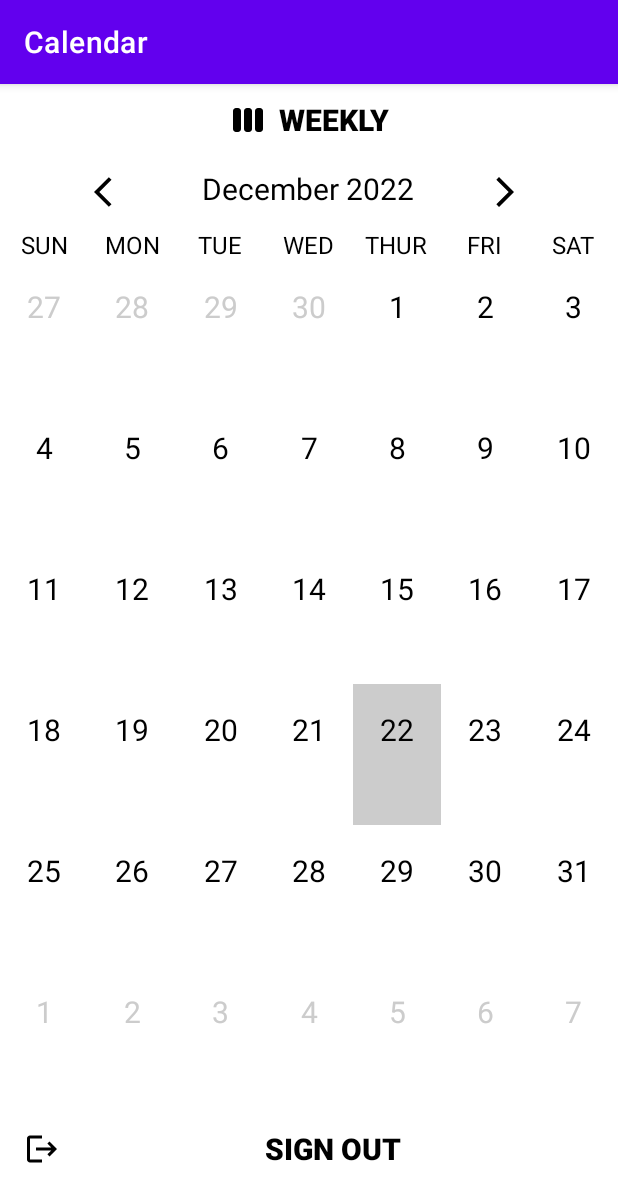
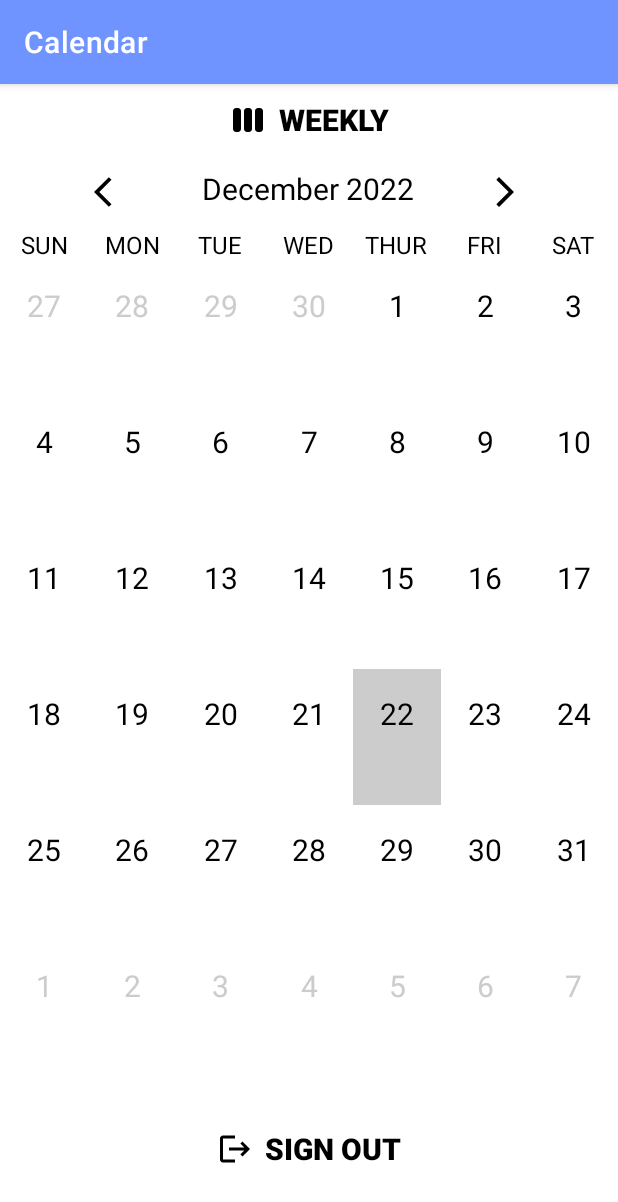
Before and after one commit to CianHerlo/CalendarApp, an Android app: the MainActivity screen opened directly, with no data from a screen before it, on a phone screen of 412 x 824 dp. Shown: the top 1202 px of the screen. Run offline under Robolectric (Android 15) with nearby library versions, the phone set to English and light mode, and no system bars; our stand-ins replace Firebase (no records; nobody signed in at launch, a user with empty details on screens opened directly).

Commit message:
Adjusting Minor Appearances with theme

```diff
--- a/app/src/main/java/com/r00205604/calendar/CalendarAdapter.java
+++ b/app/src/main/java/com/r00205604/calendar/CalendarAdapter.java
@@ -27,7 +27,7 @@ class CalendarAdapter extends RecyclerView.Adapter<CalendarViewHolder> {
         View view = inflater.inflate(R.layout.calendar_cell, parent, false);
         ViewGroup.LayoutParams layoutParams = view.getLayoutParams();
         if(days.size() > 15) {  //month view
-            layoutParams.height = (int) (parent.getHeight() * 0.166666666);
+            layoutParams.height = (int) (parent.getHeight() * 0.16);
         } else {  // week view
             layoutParams.height = (int) parent.getHeight();
         }
--- a/app/src/main/res/layout/activity_main.xml
+++ b/app/src/main/res/layout/activity_main.xml
@@ -49,7 +49,7 @@
             android:layout_width="0dp"
             android:layout_height="wrap_content"
             android:layout_weight="2"
-            android:text="Month &amp; Year"
+            android:text="@string/month_amp_year"
             android:textAlignment="center"
             android:textColor="?android:attr/colorForeground"
             android:textSize="20sp" />
@@ -169,6 +169,7 @@
             android:textSize="20sp"
             android:textStyle="bold"
             app:icon="@drawable/ic_baseline_logout_24"
+            app:iconGravity="textStart"
             app:iconTint="?android:attr/colorForeground"
             tools:ignore="RedundantDescriptionCheck" />
     </LinearLayout>
--- a/app/src/main/res/values-night/themes.xml
+++ b/app/src/main/res/values-night/themes.xml
@@ -2,15 +2,15 @@
     <!-- Base application theme. -->
     <style name="Theme.CalendarApp" parent="Theme.MaterialComponents.DayNight.DarkActionBar">
         <!-- Primary brand color. -->
-        <item name="colorPrimary">@color/purple_200</item>
-        <item name="colorPrimaryVariant">@color/purple_700</item>
+        <item name="colorPrimary">@color/purple_500</item>
+        <item name="colorPrimaryVariant">@color/purple_500</item>
         <item name="colorOnPrimary">@color/black</item>
         <!-- Secondary brand color. -->
         <item name="colorSecondary">@color/teal_200</item>
         <item name="colorSecondaryVariant">@color/teal_200</item>
         <item name="colorOnSecondary">@color/black</item>
         <!-- Status bar color. -->
-        <item name="android:statusBarColor">?attr/colorPrimaryVariant</item>
+        <item name="android:statusBarColor">@color/black</item>
         <!-- Customize your theme here. -->
     </style>
 </resources>
--- a/app/src/main/res/values/colors.xml
+++ b/app/src/main/res/values/colors.xml
@@ -1,8 +1,8 @@
 <?xml version="1.0" encoding="utf-8"?>
 <resources>
-    <color name="purple_200">#FFBB86FC</color>
-    <color name="purple_500">#FF6200EE</color>
-    <color name="purple_700">#FF3700B3</color>
+    <color name="purple_200">#6F94FF</color>
+    <color name="purple_500">#6F94FF</color>
+    <color name="purple_700">#6F94FF</color>
     <color name="teal_200">#FF03DAC5</color>
     <color name="teal_700">#FF018786</color>
     <color name="black">#FF000000</color>
--- a/app/src/main/res/values/strings.xml
+++ b/app/src/main/res/values/strings.xml
@@ -50,4 +50,5 @@
     <!--  Image Descriptions  -->
     <string name="email_image">Image of Email Icon</string>
     <string name="password_image">Image of Password Icon</string>
+    <string name="month_amp_year"><![CDATA[Month & Year]]></string>
 </resources>
```
